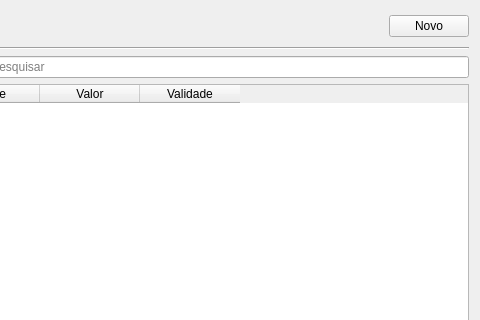
Old version of the form view/pecas_page.ui in the repository Gusrrocha/Gerenciador-de-Vendas; both pictures show x 172 to 652 and y 0 to 320 of the 652 by 562 pixel window.
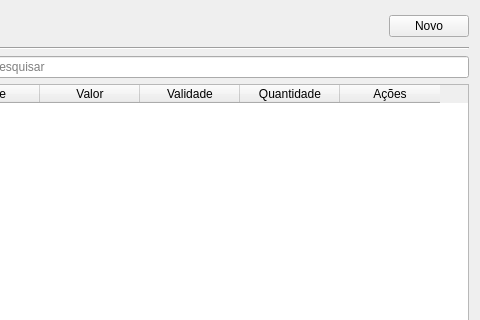
New version of the form.

```diff
--- a/view/pecas_page.ui
+++ b/view/pecas_page.ui
@@ -107,6 +107,22 @@
        <set>AlignCenter</set>
       </property>
      </column>
+     <column>
+      <property name="text">
+       <string>Quantidade</string>
+      </property>
+      <property name="textAlignment">
+       <set>AlignCenter</set>
+      </property>
+     </column>
+     <column>
+      <property name="text">
+       <string>Ações</string>
+      </property>
+      <property name="textAlignment">
+       <set>AlignCenter</set>
+      </property>
+     </column>
     </widget>
    </item>
   </layout>
```
Left out of the diff: 2 changed lines with no effect on the pictures.
